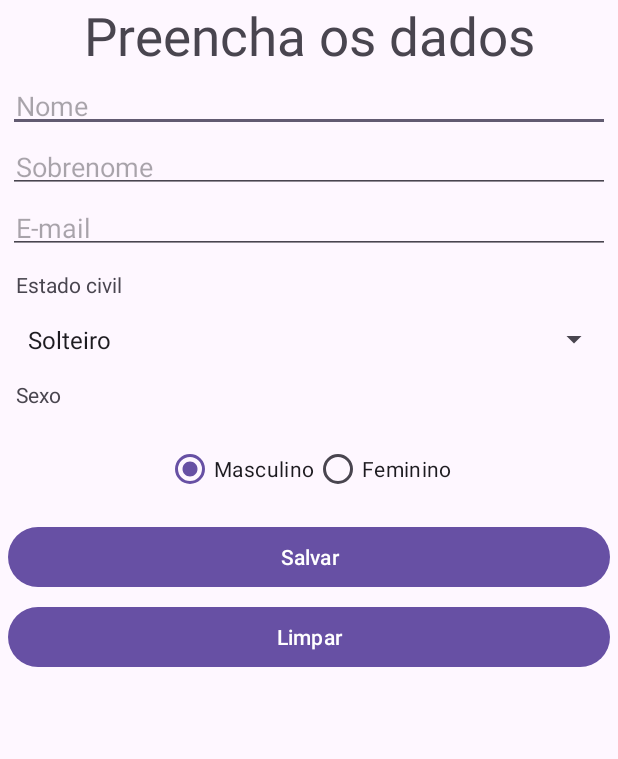
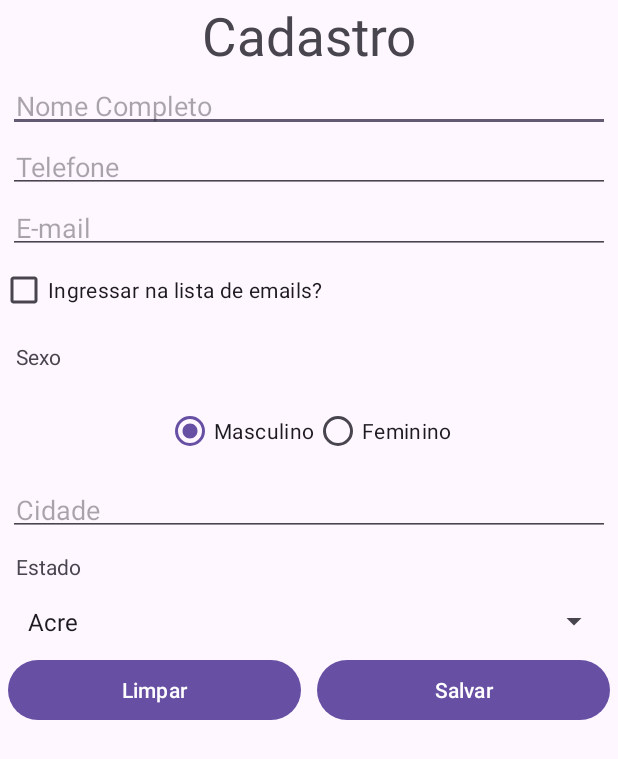
Before and after one commit to GuilhermeGM4/Cadastro, an Android app: the layout activity_main.xml on its own in the app's theme, with its tools: preview values and no code run, on a phone screen of 412 x 824 dp. Shown: the top 759 px of the screen. Run offline under Robolectric (Android 15) with nearby library versions, the phone set to English and light mode, and no system bars.

Commit message:
refact: Changed activity_main.xml
Changed existing fields and added city, state and a checkbox for the mailing list.

```diff
--- a/app/src/main/res/layout/activity_main.xml
+++ b/app/src/main/res/layout/activity_main.xml
@@ -12,10 +12,10 @@
         android:layout_height="match_parent">
 
         <TextView
-            android:id="@+id/preenchaDadosTv"
+            android:id="@+id/cadastroTv"
             android:layout_width="match_parent"
             android:layout_height="wrap_content"
-            android:text="Preencha os dados"
+            android:text="Cadastro"
             android:textSize="35sp"
             android:gravity="center_horizontal"
             app:layout_constraintLeft_toLeftOf="parent"
@@ -23,28 +23,28 @@
             app:layout_constraintTop_toTopOf="parent" />
 
         <EditText
-            android:id="@+id/nomeEt"
+            android:id="@+id/fullNameEt"
             android:layout_width="match_parent"
             android:layout_height="wrap_content"
-            android:hint="Nome"
+            android:hint="Nome Completo"
             android:ems="10"
             android:inputType="textPersonName"
             android:padding="5dp"
             android:layout_margin="5dp"
-            app:layout_constraintTop_toBottomOf="@id/preenchaDadosTv"
+            app:layout_constraintTop_toBottomOf="@id/cadastroTv"
             app:layout_constraintLeft_toLeftOf="parent"
             app:layout_constraintRight_toRightOf="parent"/>
 
         <EditText
-            android:id="@+id/sobrenomeEt"
+            android:id="@+id/phoneEt"
             android:layout_width="match_parent"
             android:layout_height="wrap_content"
-            android:hint="Sobrenome"
+            android:hint="Telefone"
             android:ems="10"
-            android:inputType="textPersonName"
+            android:inputType="text"
             android:padding="5dp"
             android:layout_margin="5dp"
-            app:layout_constraintTop_toBottomOf="@id/nomeEt"
+            app:layout_constraintTop_toBottomOf="@id/fullNameEt"
             app:layout_constraintLeft_toLeftOf="parent"
             app:layout_constraintRight_toRightOf="parent"/>
 
@@ -57,78 +57,31 @@
             android:inputType="textEmailAddress"
             android:padding="5dp"
             android:layout_margin="5dp"
-            app:layout_constraintTop_toBottomOf="@id/sobrenomeEt"
+            app:layout_constraintTop_toBottomOf="@id/phoneEt"
             app:layout_constraintLeft_toLeftOf="parent"
             app:layout_constraintRight_toRightOf="parent"/>
 
-        <TextView
-            android:id="@+id/estadoCivilTv"
-            android:layout_width="match_parent"
+        <CheckBox
+            android:id="@+id/mailingCb"
+            android:layout_width="wrap_content"
             android:layout_height="wrap_content"
-            android:text="Estado civil"
-            android:padding="5dp"
-            android:layout_margin="5dp"
-            app:layout_constraintLeft_toLeftOf="parent"
-            app:layout_constraintRight_toRightOf="parent"
-            app:layout_constraintTop_toBottomOf="@id/emailEt" />
-
-        <Spinner
-            android:id="@+id/estadoCivilSp"
-            android:layout_width="match_parent"
-            android:layout_height="wrap_content"
-            android:entries="@array/estado_civil"
-            android:padding="5dp"
-            android:layout_margin="5dp"
-            app:layout_constraintLeft_toLeftOf="parent"
-            app:layout_constraintRight_toRightOf="parent"
-            app:layout_constraintTop_toBottomOf="@id/estadoCivilTv" />
-
-        <LinearLayout
-            android:id="@+id/conjugeLl"
-            android:layout_width="match_parent"
-            android:layout_height="wrap_content"
-            android:orientation="vertical"
-            android:padding="5dp"
-            android:visibility="gone"
-            app:layout_constraintLeft_toLeftOf="parent"
-            app:layout_constraintRight_toRightOf="parent"
-            app:layout_constraintTop_toBottomOf="@id/estadoCivilSp">
-
-            <EditText
-                android:id="@+id/nomeConjugeEt"
-                android:layout_width="match_parent"
-                android:layout_height="wrap_content"
-                android:hint="Nome do cônjuge"
-                android:ems="10"
-                android:inputType="textPersonName"
-                android:padding="5dp"
-                android:layout_margin="5dp" />
-
-            <EditText
-                android:id="@+id/sobrenomeConjugeEt"
-                android:layout_width="match_parent"
-                android:layout_height="wrap_content"
-                android:hint="Sobrenome do cônjuge"
-                android:ems="10"
-                android:inputType="textPersonName"
-                android:padding="5dp"
-                android:layout_margin="5dp" />
-
-        </LinearLayout>
+            android:text="Ingressar na lista de emails?"
+            app:layout_constraintTop_toBottomOf="@+id/emailEt"
+            app:layout_constraintLeft_toLeftOf="parent" />
 
         <TextView
-            android:id="@+id/sexoTv"
+            android:id="@+id/sexTv"
             android:layout_width="match_parent"
             android:layout_height="wrap_content"
             android:text="Sexo"
             android:padding="5dp"
             android:layout_margin="5dp"
-            app:layout_constraintTop_toBottomOf="@id/conjugeLl"
+            app:layout_constraintTop_toBottomOf="@id/mailingCb"
             app:layout_constraintLeft_toLeftOf="parent"
             app:layout_constraintRight_toRightOf="parent"/>
 
         <RadioGroup
-            android:id="@+id/sexoRg"
+            android:id="@+id/sexRg"
             android:layout_width="match_parent"
             android:layout_height="wrap_content"
             android:orientation="horizontal"
@@ -137,7 +90,7 @@
             android:layout_margin="5dp"
             app:layout_constraintLeft_toLeftOf="parent"
             app:layout_constraintRight_toRightOf="parent"
-            app:layout_constraintTop_toBottomOf="@id/sexoTv">
+            app:layout_constraintTop_toBottomOf="@id/sexTv">
             <RadioButton
                 android:id="@+id/masculinoRb"
                 android:layout_width="wrap_content"
@@ -151,29 +104,68 @@
                 android:text="Feminino" />
         </RadioGroup>
 
-        <Button
-            android:id="@+id/salvarBt"
+        <EditText
+            android:id="@+id/cityEt"
             android:layout_width="match_parent"
             android:layout_height="wrap_content"
-            android:text="Salvar"
+            android:hint="Cidade"
+            android:ems="10"
+            android:inputType="text"
             android:padding="5dp"
             android:layout_margin="5dp"
-            android:onClick="save"
+            app:layout_constraintTop_toBottomOf="@id/sexRg"
+            app:layout_constraintLeft_toLeftOf="parent"
+            app:layout_constraintRight_toRightOf="parent"/>
+
+        <TextView
+            android:id="@+id/stateTv"
+            android:layout_width="match_parent"
+            android:layout_height="wrap_content"
+            android:text="Estado"
+            android:padding="5dp"
+            android:layout_margin="5dp"
             app:layout_constraintLeft_toLeftOf="parent"
             app:layout_constraintRight_toRightOf="parent"
-            app:layout_constraintTop_toBottomOf="@id/sexoRg" />
+            app:layout_constraintTop_toBottomOf="@id/cityEt" />
 
-        <Button
-            android:id="@+id/limparBt"
+        <Spinner
+            android:id="@+id/stateSp"
             android:layout_width="match_parent"
             android:layout_height="wrap_content"
-            android:text="Limpar"
+            android:entries="@array/states"
             android:padding="5dp"
             android:layout_margin="5dp"
-            android:onClick="clear"
             app:layout_constraintLeft_toLeftOf="parent"
             app:layout_constraintRight_toRightOf="parent"
-            app:layout_constraintTop_toBottomOf="@id/salvarBt" />
+            app:layout_constraintTop_toBottomOf="@id/stateTv" />
+
+        <LinearLayout
+            android:layout_width="match_parent"
+            android:layout_height="match_parent"
+            android:orientation="horizontal"
+            android:weightSum="2"
+            app:layout_constraintTop_toBottomOf="@+id/stateSp">
+
+            <Button
+                android:id="@+id/clearBt"
+                android:layout_width="0dp"
+                android:layout_height="wrap_content"
+                android:layout_weight="1"
+                android:text="Limpar"
+                android:padding="5dp"
+                android:layout_margin="5dp"
+                android:onClick="clear" />
+
+            <Button
+                android:id="@+id/saveBt"
+                android:layout_width="0dp"
+                android:layout_height="wrap_content"
+                android:layout_weight="1"
+                android:text="Salvar"
+                android:padding="5dp"
+                android:layout_margin="5dp"
+                android:onClick="save" />
+        </LinearLayout>
 
     </androidx.constraintlayout.widget.ConstraintLayout>
 
```
